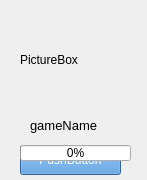
Old version of the form gameitem.ui in the repository jiangzc/FlashBox.
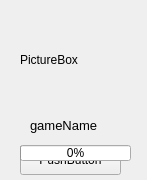
New version of the form.

Commit message: comment styleSheet to avoid memory leak

The edit to the form file:
```diff
--- a/gameitem.ui
+++ b/gameitem.ui
@@ -80,8 +80,7 @@
     </rect>
    </property>
    <property name="styleSheet">
-    <string notr="true">background-color: rgb(71, 142, 213);
-color: rgb(255, 255, 255);</string>
+    <string notr="true"/>
    </property>
    <property name="text">
     <string>PushButton</string>
```
The commit also changes 1 other file.
